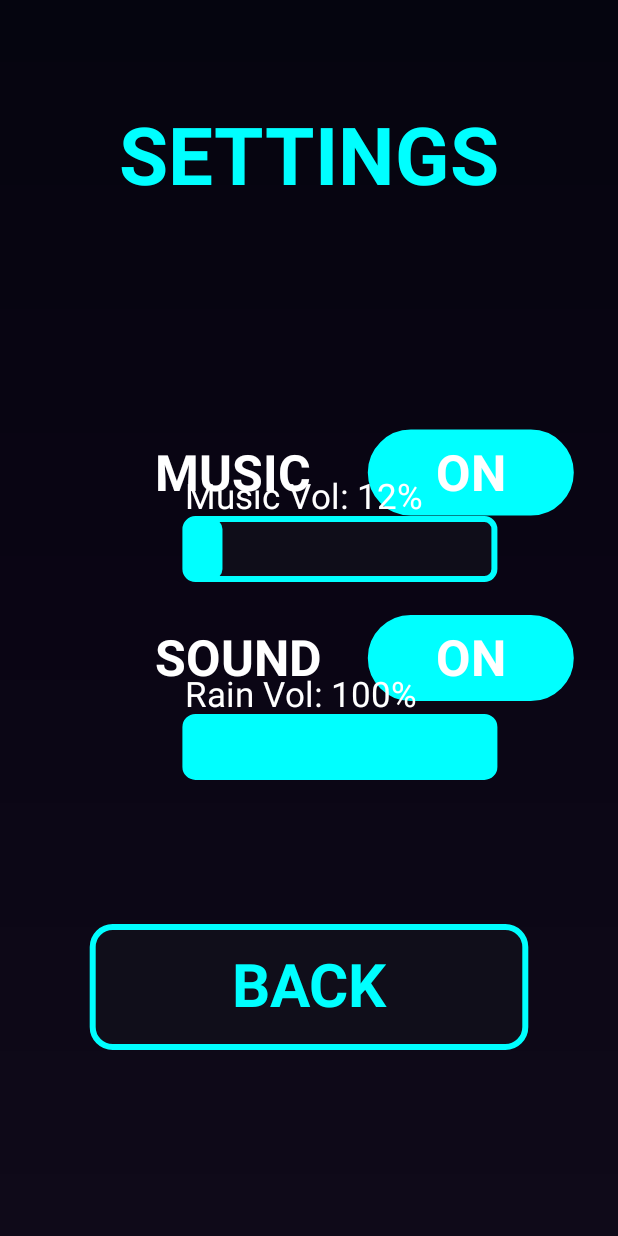
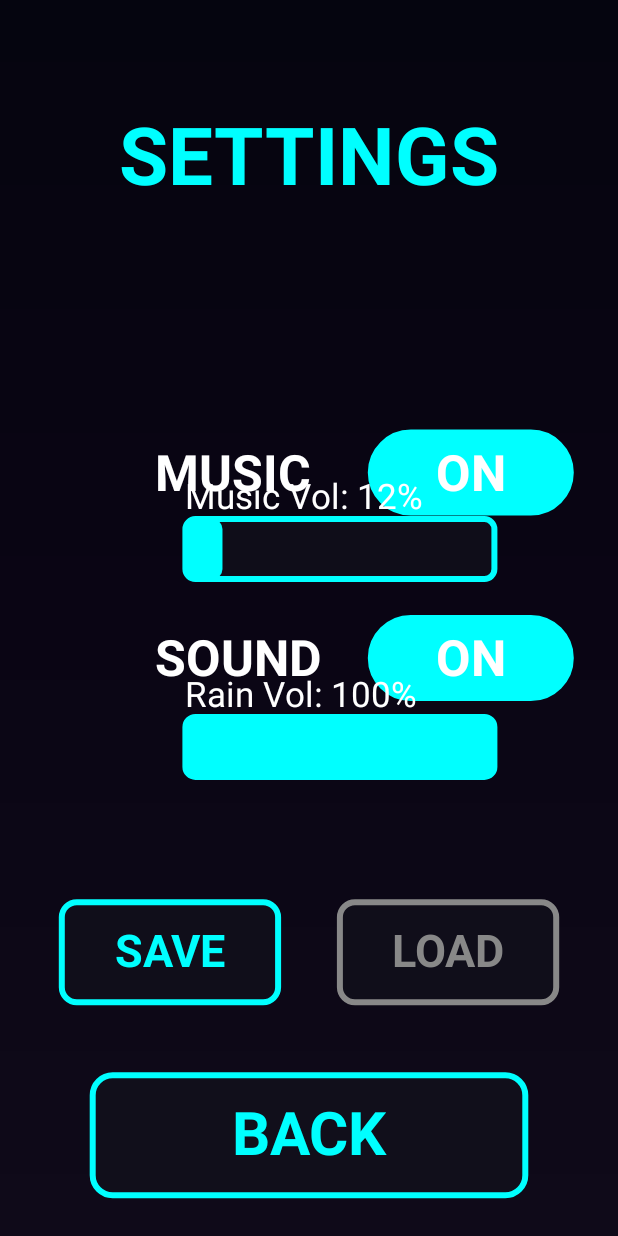
Before and after one commit to timmseth/survivalClicker, an Android app: the SettingsActivity screen opened directly, with no data from a screen before it, on a phone screen of 412 x 824 dp. Run offline under Robolectric (Android 15) with nearby library versions, the phone set to English and light mode, and no system bars.

Commit message:
Cycle 11 Part 2: Save/Load system for easy mode
SAVE/LOAD FUNCTIONALITY:
- Added SAVE and LOAD buttons to settings screen
- Save button stores current game state to SharedPreferences
- Load button restores saved game state and returns to game
- Load button is grayed out when no save exists

SAVED GAME STATE:
- Wave number (continues from saved wave)
- Player HP and max HP
- Bullet damage (preserves upgrades)
- Fire rate (preserves upgrades)
- Player speed (preserves upgrades)
- Kill count (continues accumulating)

SAVE/LOAD WORKFLOW:
1. During game, pause and go to settings
2. Press SAVE button - saves current wave progress
3. Later, from settings, press LOAD button
4. Game resumes at saved wave with all stats intact
5. Enemies spawn appropriate to current wave

EASY MODE SUPPORT:
- "Continue from nearest wave" feature implemented
- Allows players to save progress mid-run
- Can resume from last save point after death
- Great for casual players or testing high waves

UI IMPROVEMENTS:
- Save/Load buttons positioned side-by-side (73% down screen)
- Back button moved to 87% down to make room
- Load button visual feedback: cyan when save exists, gray when no save
- Buttons use smaller size (35% width) to fit side-by-side

TECHNICAL IMPLEMENTATION:
- saveGameState() writes 7 values to "game_stats" SharedPrefs
- loadGameState() reads saved values and spawns wave enemies
- clearSavedGame() removes all saved state (called on fresh start)
- Trigger flags "trigger_save" and "trigger_load" coordinate between activities
- Flags checked in resume() to execute save/load actions

SETTINGS SCREEN LAYOUT:
- Music toggle: 35%
- Sound toggle: 50%
- Music volume slider: 42%
- Rain volume slider: 58%
- Save button (left): 73%
- Load button (right): 73%
- Back button: 87%

🤖 Generated with [Claude Code](https://claude.com/claude-code)

Co-Authored-By: Claude Sonnet 4.5 <noreply@anthropic.com>

```diff
--- a/NeonSurvivor/app/src/main/java/com/example/neonsurvivor/SettingsActivity.kt
+++ b/NeonSurvivor/app/src/main/java/com/example/neonsurvivor/SettingsActivity.kt
@@ -83,10 +83,15 @@ class SettingsView(context: Context) : View(context) {
     private var soundToggleRect = RectF()
     private var musicVolumeSliderRect = RectF()
     private var rainVolumeSliderRect = RectF()
+    private var saveButtonRect = RectF()
+    private var loadButtonRect = RectF()
     private var backButtonRect = RectF()
 
     private var draggingMusicSlider = false
     private var draggingRainSlider = false
+
+    // Game stats prefs for save/load
+    private val gamePrefs = context.getSharedPreferences("game_stats", Context.MODE_PRIVATE)
 
     init {
         isFocusable = true
@@ -138,16 +143,34 @@ class SettingsView(context: Context) : View(context) {
             sliderStartX + sliderWidth, h * 0.58f + sliderHeight
         )
 
+        // Save/Load buttons (side by side)
+        val smallButtonWidth = w * 0.35f
+        val buttonHeight = 100f
+
+        saveButtonRect = RectF(
+            w * 0.1f,
+            h * 0.73f,
+            w * 0.1f + smallButtonWidth,
+            h * 0.73f + buttonHeight
+        )
+
+        loadButtonRect = RectF(
+            w * 0.55f,
+            h * 0.73f,
+            w * 0.55f + smallButtonWidth,
+            h * 0.73f + buttonHeight
+        )
+
         // Back button
         val buttonWidth = w * 0.7f
-        val buttonHeight = 120f
+        val backButtonHeight = 120f
         val buttonCenterX = w / 2f
 
         backButtonRect = RectF(
             buttonCenterX - buttonWidth / 2f,
-            h * 0.75f,
+            h * 0.87f,
             buttonCenterX + buttonWidth / 2f,
-            h * 0.75f + buttonHeight
+            h * 0.87f + backButtonHeight
         )
     }
 
@@ -218,6 +241,40 @@ class SettingsView(context: Context) : View(context) {
             10f, 10f, toggleOnPaint
         )
 
+        // Save/Load buttons
+        val smallTextPaint = Paint().apply {
+            color = Color.CYAN
+            textSize = 45f
+            textAlign = Paint.Align.CENTER
+            typeface = Typeface.create(Typeface.SANS_SERIF, Typeface.BOLD)
+            isAntiAlias = true
+        }
+
+        // Check if save exists
+        val hasSave = gamePrefs.getInt("saved_wave", 0) > 0
+
+        canvas.drawRoundRect(saveButtonRect, 15f, 15f, buttonBgPaint)
+        canvas.drawRoundRect(saveButtonRect, 15f, 15f, buttonBorderPaint)
+        canvas.drawText("SAVE", saveButtonRect.centerX(), saveButtonRect.centerY() + 15f, smallTextPaint)
+
+        val loadBorderPaint = Paint().apply {
+            color = if (hasSave) Color.CYAN else Color.GRAY
+            style = Paint.Style.STROKE
+            strokeWidth = 6f
+            isAntiAlias = true
+        }
+        val loadTextPaint = Paint().apply {
+            color = if (hasSave) Color.CYAN else Color.GRAY
+            textSize = 45f
+            textAlign = Paint.Align.CENTER
+            typeface = Typeface.create(Typeface.SANS_SERIF, Typeface.BOLD)
+            isAntiAlias = true
+        }
+
+        canvas.drawRoundRect(loadButtonRect, 15f, 15f, buttonBgPaint)
+        canvas.drawRoundRect(loadButtonRect, 15f, 15f, loadBorderPaint)
+        canvas.drawText("LOAD", loadButtonRect.centerX(), loadButtonRect.centerY() + 15f, loadTextPaint)
+
         // Back button
         canvas.drawRoundRect(backButtonRect, 20f, 20f, buttonBgPaint)
         canvas.drawRoundRect(backButtonRect, 20f, 20f, buttonBorderPaint)
@@ -284,6 +341,20 @@ class SettingsView(context: Context) : View(context) {
                         invalidate()
                         return true
                     }
+                    saveButtonRect.contains(x, y) -> {
+                        // Trigger save in GameView (via broadcast or shared pref flag)
+                        gamePrefs.edit().putBoolean("trigger_save", true).apply()
+                        invalidate() // Refresh to show save exists
+                        return true
+                    }
+                    loadButtonRect.contains(x, y) -> {
+                        // Only allow load if save exists
+                        if (gamePrefs.getInt("saved_wave", 0) > 0) {
+                            gamePrefs.edit().putBoolean("trigger_load", true).apply()
+                            (context as Activity).finish()
+                        }
+                        return true
+                    }
                     backButtonRect.contains(x, y) -> {
                         (context as Activity).finish()
                         return true
```
Also changed, not shown: NeonSurvivor/app/src/main/java/com/example/neonsurvivor/GameView.kt (+62 -0 lines).
